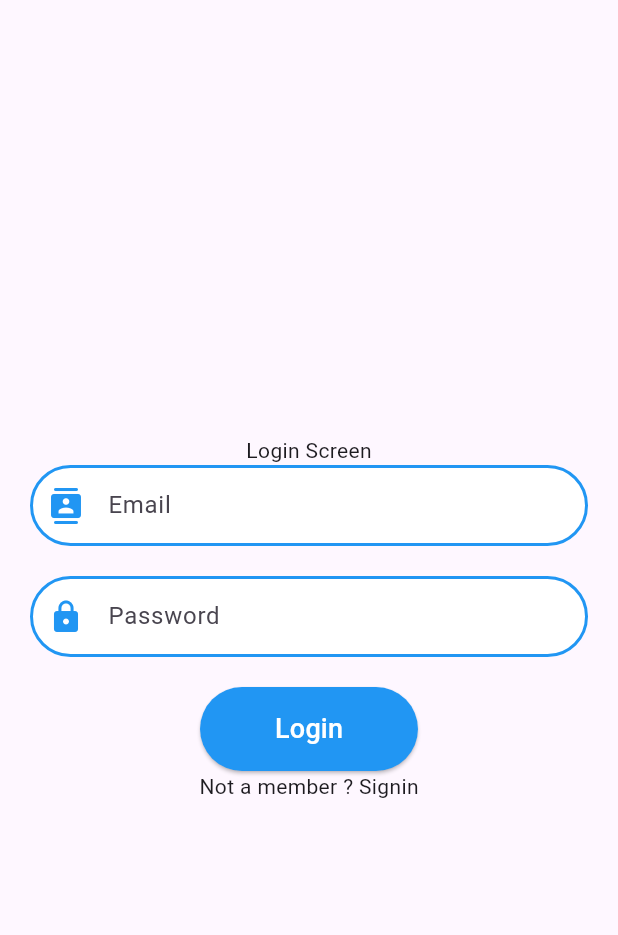
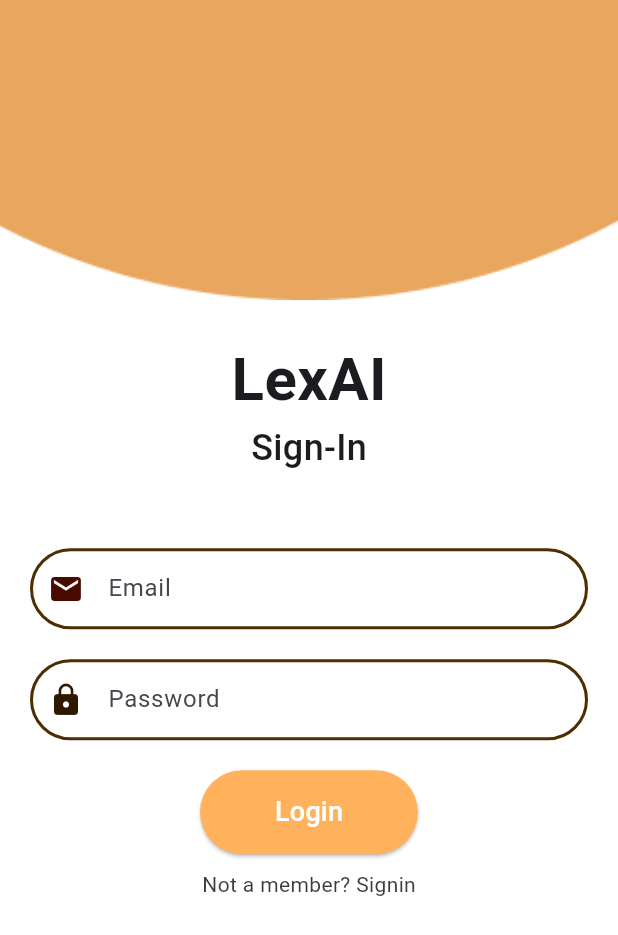
Before and after one commit to imksprateek/LexiFIR, a Flutter app: the screen it shows after launch, after a tap on "Login", on a phone screen of 412 x 824 dp. Shown: the top 935 px of the screen. Run offline on Flutter 3.47's test engine with Material 3 defaults, Android fonts, the light colour scheme and no system bars; our stand-ins replace carousel_slider, shared_preferences; network calls fail.

Commit message:
Login ui fixed

```diff
--- a/app-client/lib/auth/LoginScreen.dart
+++ b/app-client/lib/auth/LoginScreen.dart
@@ -20,6 +20,7 @@
             // Wrap the text fields in a Column
             mainAxisSize: MainAxisSize.min,
             children: [
+              Image.asset("lib/images/Ellipse1.png"),
               const Text('Login Screen'),
               LoginPage_Textfield(
                 controller: email,
--- /dev/null
+++ b/app-client/lib/auth/Loginui.dart
@@ -0,0 +1,170 @@
+import 'package:app_client/auth/SigninScreen.dart';
+import 'package:app_client/pages/HomeScreen.dart';
+import 'package:app_client/services/functions/Login.dart';
+import 'package:app_client/utils/constants.dart';
+import 'package:flutter/material.dart';
+
+class Loginscreen extends StatelessWidget {
+  const Loginscreen({super.key});
+
+  @override
+  Widget build(BuildContext context) {
+    TextEditingController email = TextEditingController();
+    TextEditingController password = TextEditingController();
+
+    return Scaffold(
+      backgroundColor: Colors.white,
+      body: Stack(
+        children: [
+          Positioned(
+            top: 0,
+            left: 0,
+            right: 0,
+            child: Image.asset(
+              "lib/images/Ellipse1.png",
+              fit: BoxFit.cover, // Makes the image fill the width of the screen
+              height: 200, // Adjust the height of the circle
+            ),
+          ),
+          Center(
+            child: Padding(
+              padding:
+                  const EdgeInsets.symmetric(horizontal: 20.0), // Add padding
+              child: Column(
+                mainAxisSize: MainAxisSize.min,
+                children: [
+                  Column(
+                    children: [
+                      Text(
+                        "LexAI",
+                        style: TextStyle(
+                            fontSize: 40, fontWeight: FontWeight.bold),
+                      ),
+                      //const SizedBox(height: 5), // Add space below the circle
+                      const Text(
+                        'Sign-In',
+                        style: TextStyle(
+                            fontSize: 24, fontWeight: FontWeight.w500),
+                      ),
+                    ],
+                  ),
+
+                  const SizedBox(height: 50),
+                  LoginPage_Textfield(
+                    controller: email,
+                    HintText: 'Enter your username', // Example hint text
+                    LabelText: 'Email', // Example label text
+                    Iconer: const Icon(Icons.email,
+                        color: Color.fromARGB(255, 72, 10, 1)), // Example icon
+                  ),
+                  const SizedBox(height: 20), // Add space between the fields
+                  LoginPage_Textfield(
+                    controller: password,
+                    HintText: 'Enter password', // Password hint text
+                    LabelText: 'Password', // Password label
+                    Iconer: const Icon(Icons.lock,
+                        color: Color.fromARGB(255, 47, 24, 0)), // Lock icon
+                  ),
+                  const SizedBox(
+                      height:
+                          20), // Add space between the fields and the button
+                  ElevatedButton(
+                    onPressed: () async {
+                      // Handle login button press
+                      String username_text = email.text;
+                      String passwordText = password.text;
+                      // Perform login with email and password
+                      await login(username_text, passwordText);
+                      print('Email: $username_text, Password: $passwordText');
+                      // Add your authentication logic here
+                      if (LoginSuccessfull) {
+                        Navigator.pushReplacement(
+                            context,
+                            MaterialPageRoute(
+                                builder: (context) => const Homescreen()));
+                      }
+                    },
+                    style: ElevatedButton.styleFrom(
+                      backgroundColor: const Color.fromARGB(
+                          255, 255, 178, 91), // Button color
+                      padding: const EdgeInsets.symmetric(
+                          horizontal: 50,
+                          vertical: 15), // Padding for the button
+                      shape: RoundedRectangleBorder(
+                        borderRadius:
+                            BorderRadius.circular(30), // Circular button
+                      ),
+                    ),
+                    child: const Text(
+                      'Login',
+                      style: TextStyle(fontSize: 18, color: Colors.white),
+                    ),
+                  ),
+                  const SizedBox(height: 10),
+                  GestureDetector(
+                    onTap: () {
+                      Navigator.pushReplacement(
+                          context,
+                          MaterialPageRoute(
+                              builder: (context) => const SigninScreen()));
+                    },
+                    child: const Text(
+                      'Not a member? Signin',
+                      style: TextStyle(color: Color.fromRGBO(60, 60, 60, 1)),
+                    ),
+                  ),
+                ],
+              ),
+            ),
+          ),
+        ],
+      ),
+    );
+  }
+}
+
+class LoginPage_Textfield extends StatelessWidget {
+  final String HintText;
+  final String LabelText;
+  final Icon Iconer;
+  final TextEditingController controller; // Controller for text field input
+
+  const LoginPage_Textfield({
+    super.key,
+    required this.HintText,
+    required this.LabelText,
+    required this.Iconer,
+    required this.controller, // Pass controller to text field
+  });
+
+  @override
+  Widget build(BuildContext context) {
+    return TextField(
+      controller: controller, // Set controller for the text field
+      obscureText: LabelText == 'Password', // Hide text for password field
+      keyboardType: LabelText == 'Email'
+          ? TextInputType.emailAddress
+          : TextInputType.text, // Adjust keyboard type based on field
+      textInputAction: TextInputAction.done, // Done action on keyboard
+      decoration: InputDecoration(
+        hintText: HintText, // Placeholder text
+        labelText: LabelText, // Label for the text field
+        filled: true,
+        fillColor: Colors.white,
+        contentPadding:
+            const EdgeInsets.symmetric(vertical: 15, horizontal: 20),
+        prefixIcon: Iconer, // Email or lock icon
+        enabledBorder: OutlineInputBorder(
+          borderRadius: BorderRadius.circular(30), // Circular border
+          borderSide:
+              const BorderSide(color: Color.fromARGB(255, 77, 46, 0), width: 2),
+        ),
+        focusedBorder: OutlineInputBorder(
+          borderRadius: BorderRadius.circular(30), // Circular border
+          borderSide: const BorderSide(
+              color: Color.fromARGB(255, 255, 166, 87), width: 2),
+        ),
+      ),
+    );
+  }
+}
--- a/app-client/lib/main.dart
+++ b/app-client/lib/main.dart
@@ -1,3 +1,5 @@
+//import 'package:app_client/auth/LoginScreen.dart';
+import 'package:app_client/auth/Loginui.dart';
 import 'package:app_client/pages/HomeScreen.dart';
 import 'package:flutter/material.dart';
 import 'SplashScreen.dart';
@@ -11,6 +13,6 @@
 
   @override
   Widget build(BuildContext context) {
-    return const MaterialApp(home: SplashScreen());
+    return const MaterialApp(home: Loginscreen());
   }
 }
--- a/app-client/pubspec.yaml
+++ b/app-client/pubspec.yaml
@@ -31,7 +31,6 @@
   flutter:
     sdk: flutter
 
-
   # The following adds the Cupertino Icons font to your application.
   # Use with the CupertinoIcons class for iOS style icons.
   cupertino_icons: ^1.0.8
@@ -62,9 +61,8 @@
   uses-material-design: true
 
   # To add assets to your application, add an assets section, like this:
-  # assets:
-  #   - images/a_dot_burr.jpeg
-  #   - images/a_dot_ham.jpeg
+  assets:
+    - lib/images/Ellipse1.png
 
   # An image asset can refer to one or more resolution-specific "variants", see
   # https://flutter.dev/to/resolution-aware-images
```
Also changed, not shown: app-client/lib/auth/SigninScreen.dart (+19 -11 lines), app-client/lib/images/Ellipse1.png (added).
